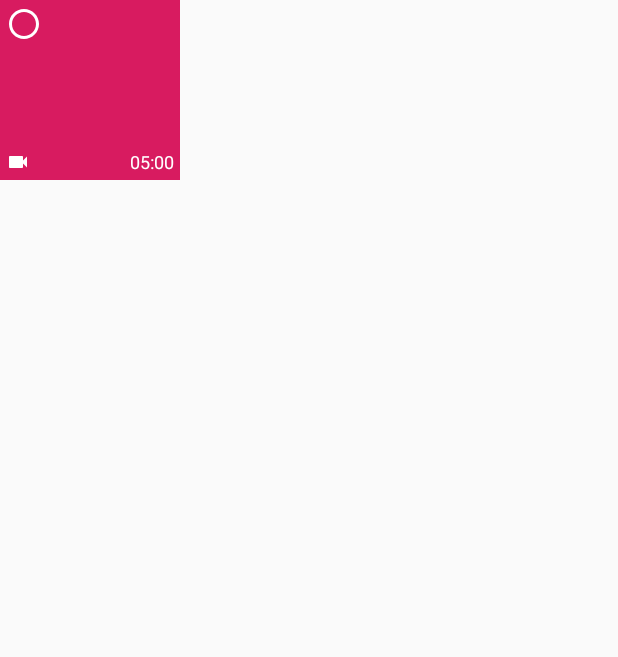
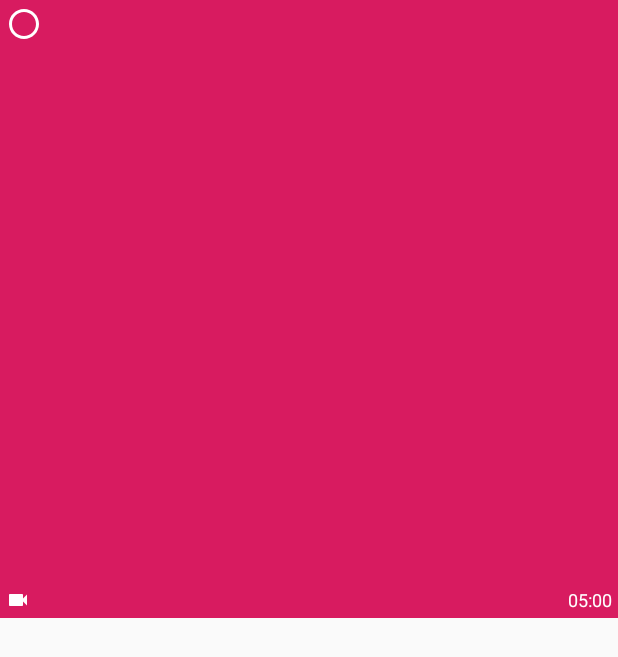
Before and after one commit to deepakkumardk/EasyVideoPicker, an Android app: the layout item_video.xml on its own in the app's theme, with its tools: preview values and no code run, on a phone screen of 412 x 824 dp. Shown: the top 657 px of the screen. Run offline under Robolectric (Android 15) with nearby library versions, the phone set to English and light mode, and no system bars.

Commit message:
Handle case of orientation & add constrain layout for item_video to handle grid layout span count

```diff
--- a/videopickerlib/src/main/AndroidManifest.xml
+++ b/videopickerlib/src/main/AndroidManifest.xml
@@ -6,7 +6,9 @@
     <uses-permission android:name="android.permission.WRITE_EXTERNAL_STORAGE" />
 
     <application>
-        <activity android:name=".VideoPickerActivity" />
+        <activity
+            android:name=".VideoPickerActivity"
+            android:configChanges="keyboardHidden|orientation" />
     </application>
 
 </manifest>
--- a/videopickerlib/src/main/java/com/deepakkumardk/videopickerlib/util/CommonEx.kt
+++ b/videopickerlib/src/main/java/com/deepakkumardk/videopickerlib/util/CommonEx.kt
@@ -2,11 +2,6 @@ package com.deepakkumardk.videopickerlib.util
 
 import android.app.Activity
 import android.content.Context
-import android.graphics.Bitmap
-import android.media.MediaMetadataRetriever
-import android.media.ThumbnailUtils
-import android.net.Uri
-import android.provider.MediaStore
 import android.support.v7.widget.GridLayoutManager
 import android.support.v7.widget.RecyclerView
 import android.util.Log
@@ -33,10 +28,6 @@ fun RecyclerView.init(context: Context) {
     }
 }
 
-fun getVideoThumbUri(videoPath: String): Bitmap? {
-    return ThumbnailUtils.createVideoThumbnail(videoPath, MediaStore.Video.Thumbnails.MICRO_KIND)
-}
-
 fun Activity?.applyCustomTheme(themeId: Int?) {
     themeId?.let {
         this?.setTheme(themeId)
@@ -46,17 +37,6 @@ fun Activity?.applyCustomTheme(themeId: Int?) {
 fun getMimeType(fileUrl: String): String? {
     val extension = MimeTypeMap.getFileExtensionFromUrl(fileUrl)
     return MimeTypeMap.getSingleton().getMimeTypeFromExtension(extension)
-}
-
-fun Context.getDuration(path: String): Long {
-    val retriever = MediaMetadataRetriever()
-    //use one of overloaded setDataSource() functions to set your data source
-    retriever.setDataSource(this, Uri.parse(path))
-    val time = retriever.extractMetadata(MediaMetadataRetriever.METADATA_KEY_DURATION);
-    val timeInMilli = time.toLong()
-
-    retriever.release()
-    return timeInMilli
 }
 
 fun Long?.toDuration(): String {
--- a/videopickerlib/src/main/res/layout/item_video.xml
+++ b/videopickerlib/src/main/res/layout/item_video.xml
@@ -1,22 +1,36 @@
 <?xml version="1.0" encoding="utf-8"?>
-<RelativeLayout xmlns:android="http://schemas.android.com/apk/res/android"
+<android.support.constraint.ConstraintLayout xmlns:android="http://schemas.android.com/apk/res/android"
+    xmlns:app="http://schemas.android.com/apk/res-auto"
     xmlns:tools="http://schemas.android.com/tools"
-    android:layout_width="120dp"
-    android:layout_height="120dp">
+    android:id="@+id/relativeLayout"
+    android:layout_width="match_parent"
+    android:layout_height="wrap_content"
+    android:gravity="center"
+    app:layout_constraintDimensionRatio="H,1.1:1"
+    tools:background="@color/colorBlack_8c">
 
     <ImageView
         android:id="@+id/video_thumbnail"
         android:layout_width="match_parent"
-        android:layout_height="match_parent"
+        android:layout_height="wrap_content"
+        android:adjustViewBounds="true"
         android:scaleType="centerCrop"
+        app:layout_constraintBottom_toBottomOf="parent"
+        app:layout_constraintEnd_toEndOf="parent"
+        app:layout_constraintStart_toStartOf="parent"
+        app:layout_constraintTop_toTopOf="parent"
         tools:ignore="ContentDescription"
         tools:src="@color/colorAccent" />
 
     <View
         android:id="@+id/image_opacity"
-        android:layout_width="match_parent"
-        android:layout_height="match_parent"
-        android:background="@drawable/image_opacity" />
+        android:layout_width="0dp"
+        android:layout_height="0dp"
+        android:background="@drawable/image_opacity"
+        app:layout_constraintBottom_toBottomOf="parent"
+        app:layout_constraintEnd_toEndOf="parent"
+        app:layout_constraintStart_toStartOf="parent"
+        app:layout_constraintTop_toTopOf="parent" />
 
     <ImageView
         android:id="@+id/image_check"
@@ -25,6 +39,8 @@
         android:layout_margin="4dp"
         android:src="@drawable/check_selector"
         android:visibility="gone"
+        app:layout_constraintStart_toStartOf="parent"
+        app:layout_constraintTop_toTopOf="parent"
         tools:ignore="ContentDescription"
         tools:visibility="visible" />
 
@@ -32,10 +48,12 @@
         android:id="@+id/image_check_center"
         android:layout_width="32dp"
         android:layout_height="32dp"
-        android:layout_centerInParent="true"
-        android:layout_margin="4dp"
         android:src="@drawable/check_large_selector"
         android:visibility="gone"
+        app:layout_constraintBottom_toBottomOf="parent"
+        app:layout_constraintLeft_toLeftOf="parent"
+        app:layout_constraintRight_toRightOf="parent"
+        app:layout_constraintTop_toTopOf="parent"
         tools:ignore="ContentDescription"
         tools:visibility="visible" />
 
@@ -43,23 +61,24 @@
         android:id="@+id/small_icon"
         android:layout_width="16dp"
         android:layout_height="16dp"
-        android:layout_alignParentBottom="true"
         android:layout_margin="4dp"
         android:src="@drawable/ic_video"
+        app:layout_constraintBottom_toBottomOf="parent"
+        app:layout_constraintStart_toStartOf="parent"
         tools:ignore="ContentDescription" />
 
     <TextView
         android:id="@+id/text_duration"
         android:layout_width="wrap_content"
         android:layout_height="wrap_content"
-        android:layout_alignParentEnd="true"
-        android:layout_alignParentRight="true"
-        android:layout_alignParentBottom="true"
         android:layout_margin="4dp"
         android:textColor="@color/colorWhite"
         android:textSize="12sp"
         android:visibility="gone"
+        app:layout_constraintBottom_toBottomOf="parent"
+        app:layout_constraintEnd_toEndOf="parent"
+        app:layout_constraintRight_toRightOf="parent"
         tools:text="05:00"
         tools:visibility="visible" />
 
-</RelativeLayout>
+</android.support.constraint.ConstraintLayout>
```
